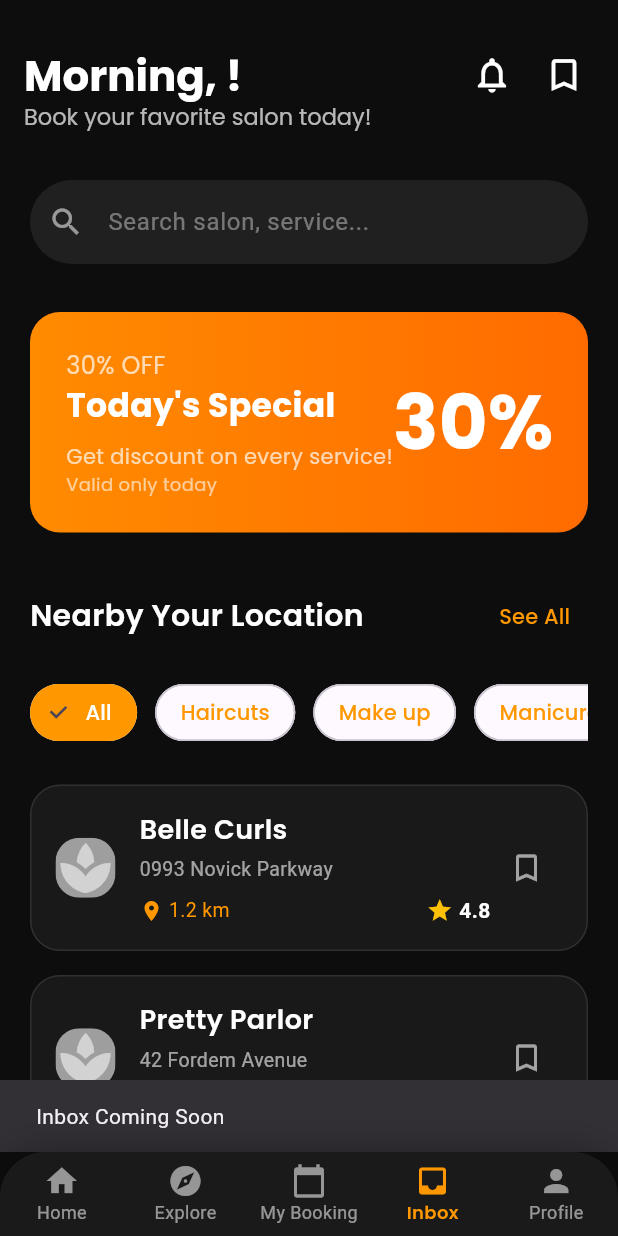
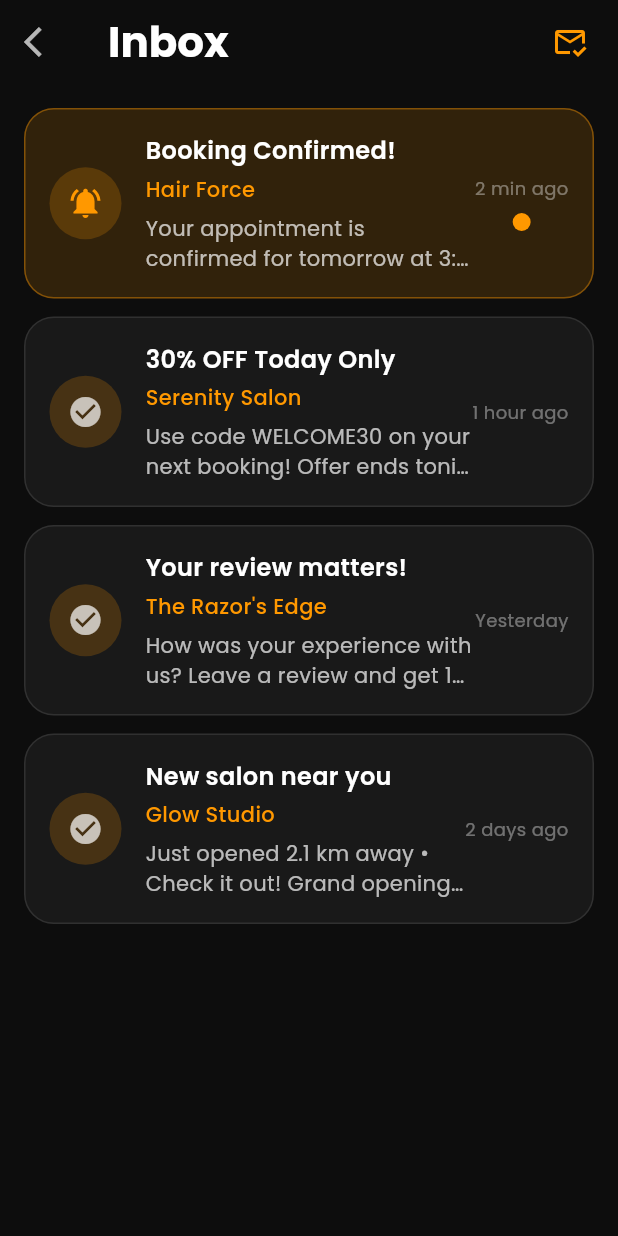
Before and after one commit to Russhii/Barber-app, a Flutter app: the screen it shows once a user with an empty profile is signed in, item 4 of the bottom bar chosen, on a phone screen of 412 x 824 dp. Run offline on Flutter 3.47's test engine with Material 3 defaults, Android fonts, the phone set to English and light mode, and no system bars; our stand-ins replace flutter_svg, google_fonts, image_picker, supabase_flutter; accounts and stored records are empty; network calls fail.

Commit message:
Created inbox page and message detail page

```diff
--- /dev/null
+++ b/lib/inbox_page.dart
@@ -0,0 +1,209 @@
+// lib/inbox_page.dart
+import 'package:flutter/material.dart';
+import 'package:google_fonts/google_fonts.dart';
+import 'message_detail_page.dart'; // ← ADD THIS IMPORT
+
+class InboxPage extends StatefulWidget {
+  const InboxPage({super.key});
+
+  @override
+  State<InboxPage> createState() => _InboxPageState();
+}
+
+class _InboxPageState extends State<InboxPage> {
+  final List<Map<String, dynamic>> messages = [
+    {
+      "title": "Booking Confirmed!",
+      "salon": "Hair Force",
+      "message": "Your appointment is confirmed for tomorrow at 3:00 PM with stylist Anna. See you soon!",
+      "time": "2 min ago",
+      "isRead": false,
+    },
+    {
+      "title": "30% OFF Today Only",
+      "salon": "Serenity Salon",
+      "message": "Use code WELCOME30 on your next booking! Offer ends tonight.",
+      "time": "1 hour ago",
+      "isRead": true,
+    },
+    {
+      "title": "Your review matters!",
+      "salon": "The Razor's Edge",
+      "message": "How was your experience with us? Leave a review and get 10% off your next visit!",
+      "time": "Yesterday",
+      "isRead": true,
+    },
+    {
+      "title": "New salon near you",
+      "salon": "Glow Studio",
+      "message": "Just opened 2.1 km away • Check it out! Grand opening special: 20% off first visit.",
+      "time": "2 days ago",
+      "isRead": true,
+    },
+  ];
+
+  @override
+  Widget build(BuildContext context) {
+    return Scaffold(
+      backgroundColor: const Color(0xFF0D0D0D),
+      appBar: AppBar(
+        backgroundColor: Colors.transparent,
+        elevation: 0,
+        leading: IconButton(
+          icon: const Icon(Icons.arrow_back_ios, color: Colors.white70),
+          onPressed: () => Navigator.pop(context),
+        ),
+        title: Text(
+          "Inbox",
+          style: GoogleFonts.poppins(
+            fontSize: 28,
+            fontWeight: FontWeight.bold,
+            color: Colors.white,
+          ),
+        ),
+        actions: [
+          IconButton(
+            icon: const Icon(Icons.mark_email_read_outlined, color: Colors.orange),
+            onPressed: () {
+              setState(() {
+                for (var msg in messages) {
+                  msg["isRead"] = true;
+                }
+              });
+              ScaffoldMessenger.of(context).showSnackBar(
+                const SnackBar(content: Text("All messages marked as read")),
+              );
+            },
+          ),
+          const SizedBox(width: 8),
+        ],
+      ),
+      body: messages.isEmpty
+          ? Center(
+        child: Column(
+          mainAxisAlignment: MainAxisAlignment.center,
+          children: [
+            Icon(Icons.inbox, size: 80, color: Colors.white24),
+            const SizedBox(height: 16),
+            Text(
+              "No messages yet",
+              style: GoogleFonts.poppins(fontSize: 18, color: Colors.white38),
+            ),
+          ],
+        ),
+      )
+          : ListView.builder(
+        padding: const EdgeInsets.all(16),
+        itemCount: messages.length,
+        itemBuilder: (context, index) {
+          final msg = messages[index];
+          return InkWell(
+            onTap: () {
+              // Mark as read when opened
+              if (!msg["isRead"]) {
+                setState(() => msg["isRead"] = true);
+              }
+
+              // Open detail page
+              Navigator.push(
+                context,
+                MaterialPageRoute(
+                  builder: (_) => MessageDetailPage(
+                    title: msg["title"],
+                    salon: msg["salon"],
+                    message: msg["message"],
+                    time: msg["time"],
+                    isRead: msg["isRead"],
+                  ),
+                ),
+              );
+            },
+            borderRadius: BorderRadius.circular(20),
+            child: Container(
+              margin: const EdgeInsets.only(bottom: 12),
+              padding: const EdgeInsets.all(16),
+              decoration: BoxDecoration(
+                color: msg["isRead"]
+                    ? Colors.white.withOpacity(0.05)
+                    : Colors.orange.withOpacity(0.15),
+                borderRadius: BorderRadius.circular(20),
+                border: Border.all(
+                  color: msg["isRead"]
+                      ? Colors.white.withOpacity(0.1)
+                      : Colors.orange.withOpacity(0.4),
+                  width: 1,
+                ),
+              ),
+              child: Row(
+                children: [
+                  CircleAvatar(
+                    radius: 24,
+                    backgroundColor: Colors.orange.withOpacity(0.2),
+                    child: Icon(
+                      msg["isRead"] ? Icons.check_circle : Icons.notifications_active,
+                      color: msg["isRead"] ? Colors.white70 : Colors.orange,
+                    ),
+                  ),
+                  const SizedBox(width: 16),
+                  Expanded(
+                    child: Column(
+                      crossAxisAlignment: CrossAxisAlignment.start,
+                      children: [
+                        Text(
+                          msg["title"],
+                          style: GoogleFonts.poppins(
+                            fontSize: 16,
+                            fontWeight: FontWeight.w600,
+                            color: Colors.white,
+                          ),
+                        ),
+                        const SizedBox(height: 4),
+                        Text(
+                          msg["salon"],
+                          style: GoogleFonts.poppins(
+                            fontSize: 14,
+                            color: Colors.orange,
+                            fontWeight: FontWeight.w500,
+                          ),
+                        ),
+                        const SizedBox(height: 6),
+                        Text(
+                          msg["message"],
+                          style: GoogleFonts.poppins(
+                            fontSize: 14,
+                            color: Colors.white70,
+                          ),
+                          maxLines: 2,
+                          overflow: TextOverflow.ellipsis,
+                        ),
+                      ],
+                    ),
+                  ),
+                  Column(
+                    children: [
+                      Text(
+                        msg["time"],
+                        style: GoogleFonts.poppins(fontSize: 12, color: Colors.white38),
+                      ),
+                      if (!msg["isRead"]) ...[
+                        const SizedBox(height: 8),
+                        Container(
+                          width: 12,
+                          height: 12,
+                          decoration: const BoxDecoration(
+                            color: Colors.orange,
+                            shape: BoxShape.circle,
+                          ),
+                        ),
+                      ],
+                    ],
+                  ),
+                ],
+              ),
+            ),
+          );
+        },
+      ),
+    );
+  }
+}
--- a/lib/main.dart
+++ b/lib/main.dart
@@ -3,6 +3,7 @@ import 'package:flutter/material.dart';
 import 'package:supabase_flutter/supabase_flutter.dart';
 import 'login_page.dart';
 import 'home_page.dart';
+import 'profile_page.dart';
 import 'fill_profile_page.dart';
 import 'reset_password_page.dart'; // ADD THIS
 
```
Also changed, not shown: lib/home_page.dart (+9 -1 lines), lib/message_detail_page.dart (added, +119 -0 lines).
